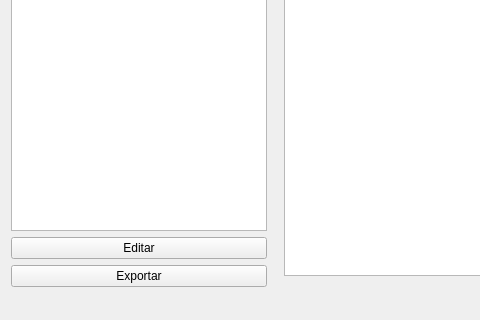
Old version of the form application/mainwindow.ui in the repository WillianPessoa/QT-historico; both pictures show x 0 to 480 and y 339 to 659 of the 842 by 659 pixel window.
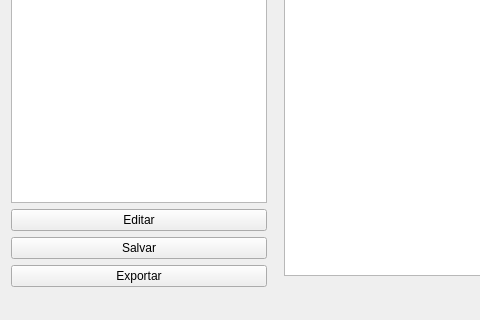
New version of the form.

```diff
--- a/application/mainwindow.ui
+++ b/application/mainwindow.ui
@@ -21,22 +21,14 @@
   </property>
   <widget class="QWidget" name="centralWidget">
    <layout class="QGridLayout" name="gridLayout_2">
-    <item row="0" column="0">
-     <widget class="QTreeWidget" name="studentsTree">
-      <property name="sizePolicy">
-       <sizepolicy hsizetype="Maximum" vsizetype="Preferred">
-        <horstretch>0</horstretch>
-        <verstretch>0</verstretch>
-       </sizepolicy>
+    <item row="4" column="0">
+     <widget class="QPushButton" name="updateStudentButton">
+      <property name="text">
+       <string>Salvar</string>
       </property>
-      <column>
-       <property name="text">
-        <string notr="true">1</string>
-       </property>
-      </column>
      </widget>
     </item>
-    <item row="0" column="1" rowspan="3">
+    <item row="0" column="1" rowspan="6">
      <widget class="QWidget" name="widget" native="true">
       <property name="sizePolicy">
        <sizepolicy hsizetype="MinimumExpanding" vsizetype="Expanding">
@@ -48,7 +40,7 @@
        <item>
         <layout class="QHBoxLayout" name="horizontalLayout_4">
          <item>
-          <widget class="QLabel" name="label">
+          <widget class="QLabel" name="nameLabel">
            <property name="text">
             <string>Nome</string>
            </property>
@@ -62,7 +54,7 @@
        <item>
         <layout class="QHBoxLayout" name="horizontalLayout_5">
          <item>
-          <widget class="QLabel" name="label_2">
+          <widget class="QLabel" name="birthDateLabel">
            <property name="sizePolicy">
             <sizepolicy hsizetype="Maximum" vsizetype="Preferred">
              <horstretch>0</horstretch>
@@ -85,7 +77,7 @@
           </widget>
          </item>
          <item>
-          <widget class="QLabel" name="label_3">
+          <widget class="QLabel" name="naturalnessLabel">
            <property name="sizePolicy">
             <sizepolicy hsizetype="Maximum" vsizetype="Preferred">
              <horstretch>0</horstretch>
@@ -98,7 +90,7 @@
           </widget>
          </item>
          <item>
-          <widget class="QLineEdit" name="nationalityLine">
+          <widget class="QLineEdit" name="naturalnessLine">
            <property name="sizePolicy">
             <sizepolicy hsizetype="Minimum" vsizetype="Fixed">
              <horstretch>0</horstretch>
@@ -112,31 +104,31 @@
        <item>
         <layout class="QGridLayout" name="gridLayout">
          <item row="1" column="0">
-          <widget class="QLabel" name="label_5">
+          <widget class="QLabel" name="motherNameLabel">
            <property name="text">
             <string>Nome da mãe</string>
            </property>
           </widget>
          </item>
          <item row="0" column="0">
-          <widget class="QLabel" name="label_4">
+          <widget class="QLabel" name="fatherNameLabel">
            <property name="text">
             <string>Nome do pai</string>
            </property>
           </widget>
          </item>
          <item row="1" column="1">
-          <widget class="QLineEdit" name="motherLine"/>
+          <widget class="QLineEdit" name="motherNameLine"/>
          </item>
          <item row="0" column="1">
-          <widget class="QLineEdit" name="fatherLine"/>
+          <widget class="QLineEdit" name="fatherNameLine"/>
          </item>
         </layout>
        </item>
        <item>
         <layout class="QHBoxLayout" name="horizontalLayout_3">
          <item>
-          <widget class="QLabel" name="label_6">
+          <widget class="QLabel" name="issuingInstituitionLabel">
            <property name="text">
             <string>Instituição anterior</string>
            </property>
@@ -160,7 +152,7 @@
           <number>0</number>
          </property>
          <item>
-          <widget class="QLabel" name="label_7">
+          <widget class="QLabel" name="remarksLabel">
            <property name="text">
             <string>Observações</string>
            </property>
@@ -196,20 +188,35 @@
       </layout>
      </widget>
     </item>
-    <item row="1" column="0">
-     <widget class="QPushButton" name="updateStudentButton">
-      <property name="text">
-       <string>Editar</string>
-      </property>
-     </widget>
-    </item>
-    <item row="2" column="0">
+    <item row="5" column="0">
      <widget class="QPushButton" name="exportPushButton">
       <property name="text">
        <string>Exportar</string>
       </property>
      </widget>
     </item>
+    <item row="3" column="0">
+     <widget class="QPushButton" name="editPushButton">
+      <property name="text">
+       <string>Editar</string>
+      </property>
+     </widget>
+    </item>
+    <item row="0" column="0" rowspan="3">
+     <widget class="QTreeWidget" name="studentsTree">
+      <property name="sizePolicy">
+       <sizepolicy hsizetype="Maximum" vsizetype="Preferred">
+        <horstretch>0</horstretch>
+        <verstretch>0</verstretch>
+       </sizepolicy>
+      </property>
+      <column>
+       <property name="text">
+        <string notr="true">1</string>
+       </property>
+      </column>
+     </widget>
+    </item>
    </layout>
   </widget>
   <widget class="QMenuBar" name="menuBar">
```
